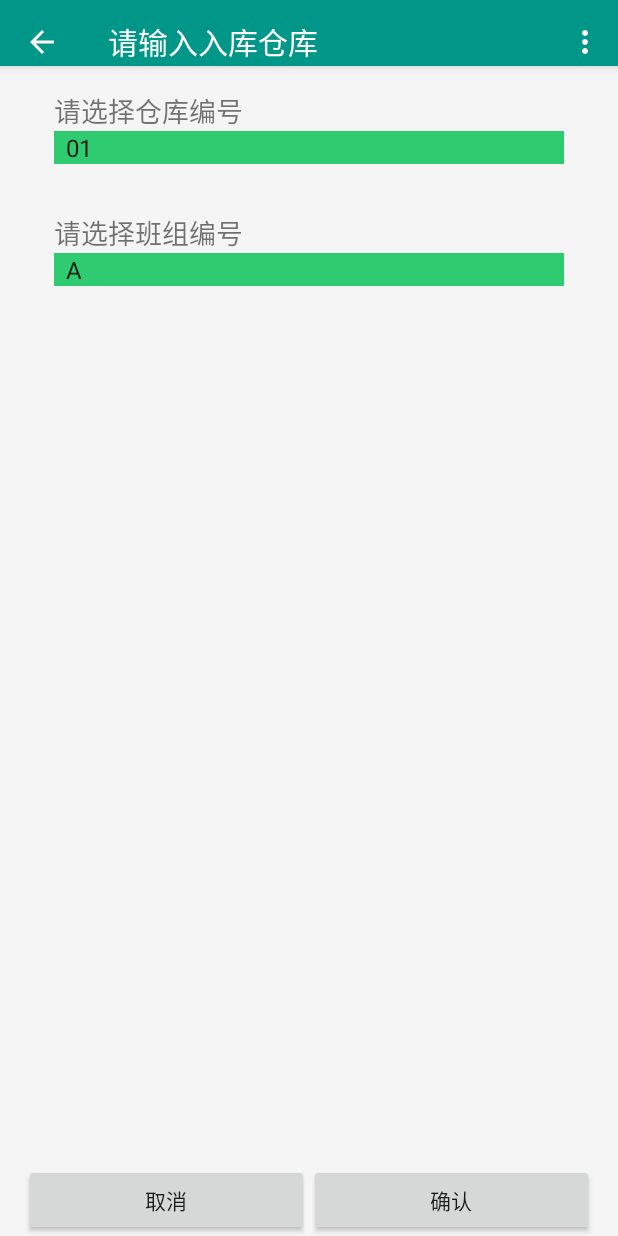
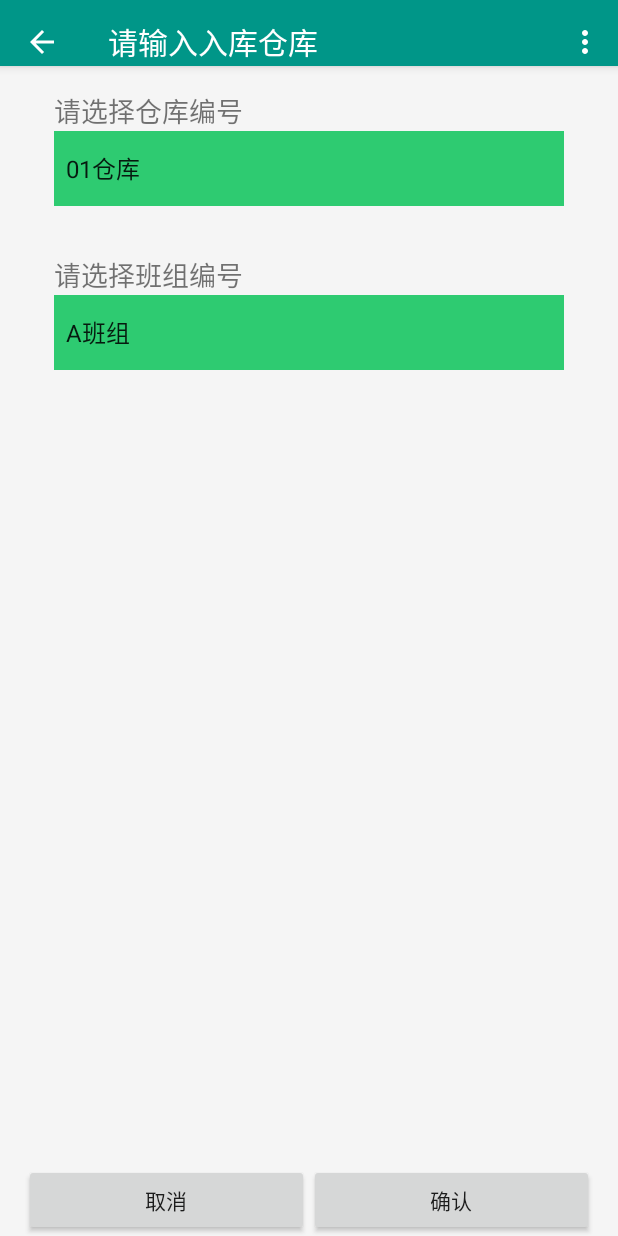
Before and after one commit to zhangswings/Night_sec, an Android app: the ActivityRu_before screen opened directly, with no data from a screen before it, on a phone screen of 412 x 824 dp. Run offline under Robolectric (Android 15) with nearby library versions, the phone set to English and light mode, and no system bars; our stand-ins replace ButterKnife; libraries missing offline, so code that uses them is left out: org.litepal.crud.

Commit message:
更新了部分Spinner视图

```diff
--- a/app/src/main/java/com/example/swings/night_sec/ActivityRu_before.java
+++ b/app/src/main/java/com/example/swings/night_sec/ActivityRu_before.java
@@ -82,12 +82,12 @@ public class ActivityRu_before extends AppCompatActivity {
         beforeBtnOk.setOnClickListener(new View.OnClickListener() {
             @Override
             public void onClick(View v) {
-                if (DataSupport.where("paper_status='0' and paper_chejian='" + cangkuSpinner.getSelectedItem().toString() + "'").find(Papers.class).isEmpty()) {
+                if (DataSupport.where("paper_status='0' and paper_chejian='" + cangkuSpinner.getSelectedItem().toString().substring(0, 2) + "'").find(Papers.class).isEmpty()) {
                     //跳转下个页面出库
                     Intent intent = new Intent(ActivityRu_before.this, Ruku.class);
                     //传入供货商信息
-                    intent.putExtra("ruku", cangkuSpinner.getSelectedItem().toString());
-                    intent.putExtra("banzu", banzuSpinner.getSelectedItem().toString());
+                    intent.putExtra("ruku", cangkuSpinner.getSelectedItem().toString().substring(0, 2));
+                    intent.putExtra("banzu", banzuSpinner.getSelectedItem().toString().substring(0, 1));
                     startActivity(intent);
                     //清空
                 } else {
@@ -100,8 +100,8 @@ public class ActivityRu_before extends AppCompatActivity {
                         @Override
                         public void onClick(DialogInterface dialog, int which) {
                             Intent intent = new Intent(ActivityRu_before.this, Activity_Ru_off_list.class);
-                            intent.putExtra("ruku", cangkuSpinner.getSelectedItem().toString());
-                            intent.putExtra("banzu", banzuSpinner.getSelectedItem().toString());
+                            intent.putExtra("ruku", cangkuSpinner.getSelectedItem().toString().substring(0, 2));
+                            intent.putExtra("banzu", banzuSpinner.getSelectedItem().toString().substring(0, 1));
                             startActivity(intent);
                         }
                     });
--- a/app/src/main/java/com/example/swings/night_sec/LoginActivity.java
+++ b/app/src/main/java/com/example/swings/night_sec/LoginActivity.java
@@ -80,7 +80,7 @@ public class LoginActivity extends AppCompatActivity {
         //创建数据库
         Connector.getDatabase();
         List<Papers> papers = DataSupport.where("paper_status='0' and paper_chejian=" + "'02'").find(Papers.class);
-        showToast(papers.toString());
+//        showToast(papers.toString());
 //        Reader reader=new Reader();
 //        reader.setName("zhangq");
 //        reader.setPrice(12);
--- a/app/src/main/java/com/example/swings/night_sec/Tuiku.java
+++ b/app/src/main/java/com/example/swings/night_sec/Tuiku.java
@@ -164,7 +164,7 @@ public class Tuiku extends AppCompatActivity {
 //                                                    String[] ghsxinxi = outEditText.getText().toString().trim().split("\\/");
                                                     intent.putExtra("ghs", ghs);
                                                     intent.putExtra("ghsname", ghsname);
-                                                    intent.putExtra("ck", outCangku.getSelectedItem().toString());
+                                                    intent.putExtra("ck", outCangku.getSelectedItem().toString().substring(0, 2));
                                                     startActivity(intent);
                                                     //清空
                                                     outEditText.setText("");
--- a/app/src/main/res/layout/activity_activity_out.xml
+++ b/app/src/main/res/layout/activity_activity_out.xml
@@ -62,7 +62,7 @@
             android:layout_marginLeft="20dp"
             android:layout_marginRight="20dp"
             android:layout_width="match_parent"
-            android:layout_height="wrap_content"
+            android:layout_height="50dp"
             android:prompt="@string/cangku_info"
             android:background="#2ecb71"
             android:layout_alignParentLeft="true"
--- a/app/src/main/res/layout/activity_activity_ru_before.xml
+++ b/app/src/main/res/layout/activity_activity_ru_before.xml
@@ -31,7 +31,7 @@
             android:layout_marginLeft="20dp"
             android:layout_marginRight="20dp"
             android:layout_width="match_parent"
-            android:layout_height="wrap_content"
+            android:layout_height="50dp"
             android:prompt="@string/cangku_info"
             android:layout_alignParentLeft="true"
             android:layout_alignParentStart="true"
@@ -67,7 +67,7 @@
             android:layout_marginLeft="20dp"
             android:layout_marginRight="20dp"
             android:layout_width="match_parent"
-            android:layout_height="wrap_content"
+            android:layout_height="50dp"
             android:prompt="@string/banzu_info"
             android:background="#2ecb71"
             android:layout_alignParentLeft="true"
--- a/app/src/main/res/values/arrays.xml
+++ b/app/src/main/res/values/arrays.xml
@@ -1,17 +1,17 @@
 <?xml version="1.0" encoding="utf-8"?>
 <resources>
     <string-array name="banzu">
-        <item>A</item>
-        <item>B</item>
-        <item>C</item>
-        <item>D</item>
-        <item>E</item>
+        <item>A班组</item>
+        <item>B班组</item>
+        <item>C班组</item>
+        <item>D班组</item>
+        <item>E班组</item>
     </string-array>
     <string-array name="chejian">
-        <item>01</item>
-        <item>02</item>
-        <item>03</item>
-        <item>04</item>
+        <item>01仓库</item>
+        <item>02仓库</item>
+        <item>03仓库</item>
+        <item>04仓库</item>
 
     </string-array>
 </resources>
```
Also changed, not shown: app/src/main/java/com/example/swings/night_sec/ActivityInfo.java (+110 -23 lines), app/src/main/java/com/example/swings/night_sec/ActivityOut.java (+13 -37 lines), app/src/main/java/com/example/swings/night_sec/ActivityPan.java (+13 -23 lines), 1 other file.
